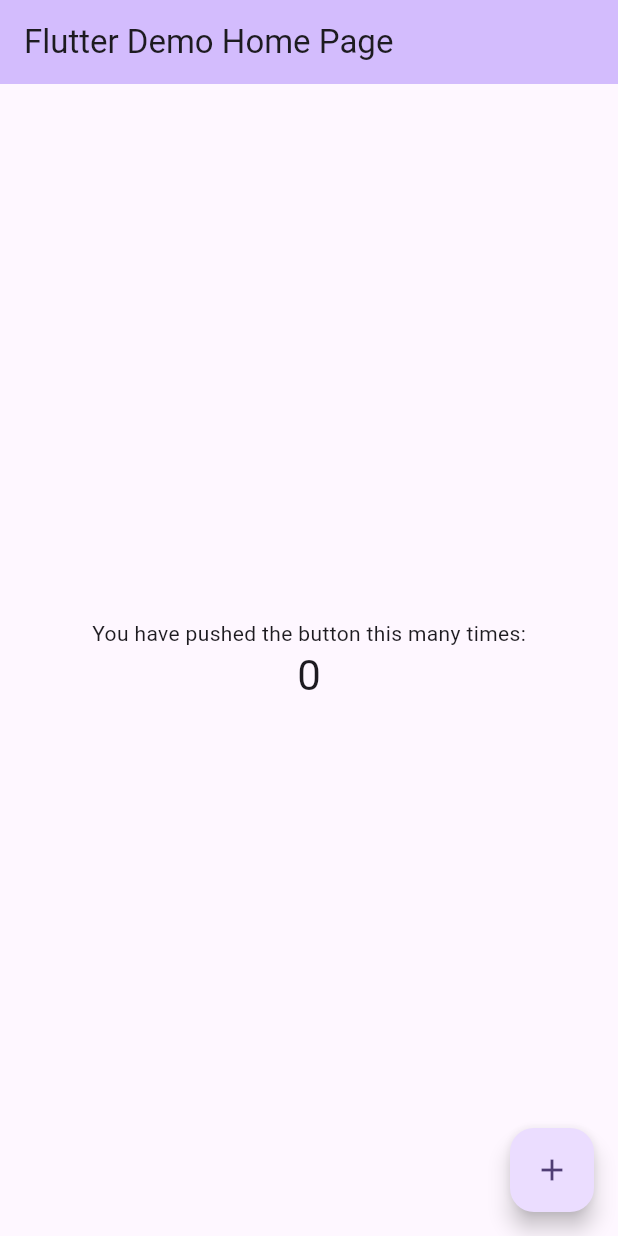
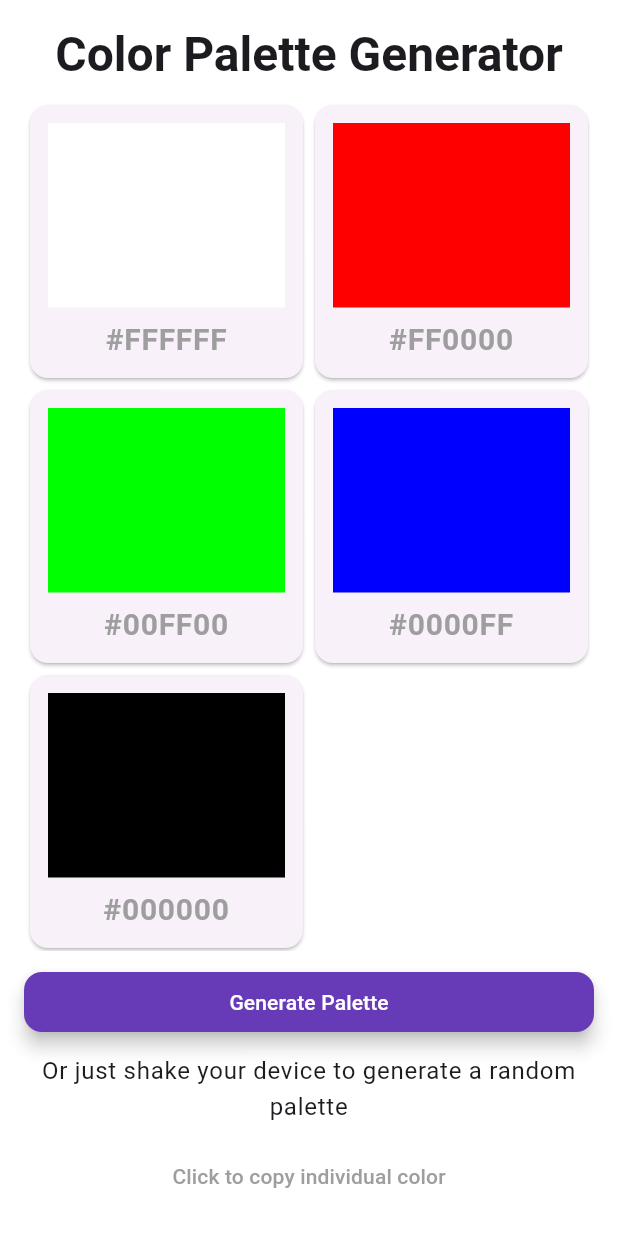
Before and after one commit to tasneem98/Random_color_palette_generator, a Flutter app: the screen it shows after launch, on a phone screen of 412 x 824 dp. Run offline on Flutter 3.47's test engine with Material 3 defaults, Android fonts, the phone set to English and light mode, and no system bars.

Commit message:
Screen-design implementation

```diff
--- a/analysis_options.yaml
+++ b/analysis_options.yaml
@@ -22,7 +22,7 @@ linter:
   # producing the lint.
   rules:
     - library_names
-
+    - trailing_commas: preserve
 
     - prefer_const_constructors
     - prefer_const_literals_to_create_immutables
--- /dev/null
+++ b/lib/core/themes/app_theme.dart
@@ -0,0 +1,33 @@
+import 'package:color_palette_generator/core/utils/constants.dart';
+import 'package:flutter/material.dart';
+
+class AppTheme {
+  static ButtonStyle disabledButtonStyle = ElevatedButton.styleFrom(
+    shape: RoundedRectangleBorder(borderRadius: AppConstants.circularRadius50),
+  );
+
+  static ThemeData lightTheme() => ThemeData(
+    colorScheme: ColorScheme.fromSeed(seedColor: Colors.deepPurple),
+    scaffoldBackgroundColor: Colors.white70,
+    textTheme: const TextTheme(
+      headlineLarge: TextStyle(fontSize: 32.0, fontWeight: FontWeight.bold),
+      labelMedium: TextStyle(
+        fontSize: 20.0,
+        fontWeight: FontWeight.bold,
+        color: Colors.grey,
+      ),
+    ),
+    elevatedButtonTheme: ElevatedButtonThemeData(
+      style: ElevatedButton.styleFrom(
+        backgroundColor: Colors.deepPurple,
+        foregroundColor: Colors.white,
+        elevation: 5.0,
+        shape: RoundedRectangleBorder(
+          borderRadius: AppConstants.circularRadius12,
+        ),
+        disabledBackgroundColor: Colors.white54,
+        disabledForegroundColor: Colors.grey.shade500,
+      ),
+    ),
+  );
+}
--- /dev/null
+++ b/lib/core/utils/constants.dart
@@ -0,0 +1,11 @@
+import 'package:flutter/material.dart';
+
+class AppConstants {
+  static const String appName = 'Color Palette Generator';
+  static const String shakeDeviceLabel =
+      'Or just shake your device to generate a random palette';
+  static const String copyColorHint = 'Click to copy individual color';
+  static const String appVersion = '1.0.0';
+  static BorderRadius circularRadius12 = BorderRadius.circular(12.0);
+  static BorderRadius circularRadius50 = BorderRadius.circular(50);
+}
--- a/lib/main.dart
+++ b/lib/main.dart
@@ -1,4 +1,7 @@
+import 'package:color_palette_generator/core/themes/app_theme.dart';
 import 'package:flutter/material.dart';
+
+import '/screens/home_page.dart';
 
 void main() {
   runApp(const MyApp());
@@ -7,116 +10,8 @@ void main() {
 class MyApp extends StatelessWidget {
   const MyApp({super.key});
 
-  // This widget is the root of your application.
   @override
   Widget build(BuildContext context) {
-    return MaterialApp(
-      title: 'Flutter Demo',
-      theme: ThemeData(
-        // This is the theme of your application.
-        //
-        // TRY THIS: Try running your application with "flutter run". You'll see
-        // the application has a purple toolbar. Then, without quitting the app,
-        // try changing the seedColor in the colorScheme below to Colors.green
-        // and then invoke "hot reload" (save your changes or press the "hot
-        // reload" button in a Flutter-supported IDE, or press "r" if you used
-        // the command line to start the app).
-        //
-        // Notice that the counter didn't reset back to zero; the application
-        // state is not lost during the reload. To reset the state, use hot
-        // restart instead.
-        //
-        // This works for code too, not just values: Most code changes can be
-        // tested with just a hot reload.
-        colorScheme: ColorScheme.fromSeed(seedColor: Colors.deepPurple),
-      ),
-      home: const MyHomePage(title: 'Flutter Demo Home Page'),
-    );
+    return MaterialApp(theme: AppTheme.lightTheme(), home: const HomePage());
   }
 }
-
-class MyHomePage extends StatefulWidget {
-  const MyHomePage({super.key, required this.title});
-
-  // This widget is the home page of your application. It is stateful, meaning
-  // that it has a State object (defined below) that contains fields that affect
-  // how it looks.
-
-  // This class is the configuration for the state. It holds the values (in this
-  // case the title) provided by the parent (in this case the App widget) and
-  // used by the build method of the State. Fields in a Widget subclass are
-  // always marked "final".
-
-  final String title;
-
-  @override
-  State<MyHomePage> createState() => _MyHomePageState();
-}
-
-class _MyHomePageState extends State<MyHomePage> {
-  int _counter = 0;
-
-  void _incrementCounter() {
-    setState(() {
-      // This call to setState tells the Flutter framework that something has
-      // changed in this State, which causes it to rerun the build method below
-      // so that the display can reflect the updated values. If we changed
-      // _counter without calling setState(), then the build method would not be
-      // called again, and so nothing would appear to happen.
-      _counter++;
-    });
-  }
-
-  @override
-  Widget build(BuildContext context) {
-    // This method is rerun every time setState is called, for instance as done
-    // by the _incrementCounter method above.
-    //
-    // The Flutter framework has been optimized to make rerunning build methods
-    // fast, so that you can just rebuild anything that needs updating rather
-    // than having to individually change instances of widgets.
-    return Scaffold(
-      appBar: AppBar(
-        // TRY THIS: Try changing the color here to a specific color (to
-        // Colors.amber, perhaps?) and trigger a hot reload to see the AppBar
-        // change color while the other colors stay the same.
-        backgroundColor: Theme.of(context).colorScheme.inversePrimary,
-        // Here we take the value from the MyHomePage object that was created by
-        // the App.build method, and use it to set our appbar title.
-        title: Text(widget.title),
-      ),
-      body: Center(
-        // Center is a layout widget. It takes a single child and positions it
-        // in the middle of the parent.
-        child: Column(
-          // Column is also a layout widget. It takes a list of children and
-          // arranges them vertically. By default, it sizes itself to fit its
-          // children horizontally, and tries to be as tall as its parent.
-          //
-          // Column has various properties to control how it sizes itself and
-          // how it positions its children. Here we use mainAxisAlignment to
-          // center the children vertically; the main axis here is the vertical
-          // axis because Columns are vertical (the cross axis would be
-          // horizontal).
-          //
-          // TRY THIS: Invoke "debug painting" (choose the "Toggle Debug Paint"
-          // action in the IDE, or press "p" in the console), to see the
-          // wireframe for each widget.
-          mainAxisAlignment: MainAxisAlignment.center,
-          children: <Widget>[
-            const Text('You have pushed the button this many times:'),
-            Text(
-              '$_counter',
-              style: Theme.of(context).textTheme.headlineMedium,
-            ),
-          ],
-        ),
-      ),
-      floatingActionButton: FloatingActionButton(
-        onPressed: _incrementCounter,
-        tooltip: 'Increment',
-        child: const Icon(Icons.add),
-      ), // This trailing comma makes auto-formatting nicer for build methods.
-    );
-  }
-}
--- /dev/null
+++ b/lib/screens/home_page.dart
@@ -0,0 +1,72 @@
+import 'package:color_palette_generator/core/themes/app_theme.dart';
+import 'package:color_palette_generator/core/utils/constants.dart';
+import 'package:color_palette_generator/widgets/card_color.dart';
+import 'package:flutter/material.dart';
+
+class HomePage extends StatelessWidget {
+  const HomePage({super.key});
+
+  @override
+  Widget build(BuildContext context) {
+    final colorListRGB = [
+      [255, 255, 255],
+      [255, 00, 00],
+      [00, 255, 00],
+      [00, 00, 255],
+      [00, 00, 00],
+    ];
+
+    return Scaffold(
+      body: SafeArea(
+        child: Padding(
+          padding: const EdgeInsets.all(16.0),
+          child: Column(
+            crossAxisAlignment: CrossAxisAlignment.stretch,
+            spacing: 10.0,
+            children: [
+              Center(
+                child: Text(
+                  AppConstants.appName,
+                  style: Theme.of(context).textTheme.headlineLarge,
+                ),
+              ),
+
+              Expanded(
+                child: GridView.builder(
+                  itemCount: colorListRGB.length,
+                  gridDelegate: const SliverGridDelegateWithFixedCrossAxisCount(
+                    crossAxisCount: 2,
+                  ),
+                  itemBuilder: (_, index) => CardColor(
+                    color: Color.fromARGB(
+                      255,
+                      colorListRGB[index][0],
+                      colorListRGB[index][1],
+                      colorListRGB[index][2],
+                    ),
+                  ),
+                ),
+              ),
+
+              ElevatedButton(
+                onPressed: () {},
+                child: const Text('Generate Palette'),
+              ),
+
+              Text(
+                AppConstants.shakeDeviceLabel,
+                style: Theme.of(context).textTheme.bodyLarge,
+                textAlign: TextAlign.center,
+              ),
+              ElevatedButton(
+                onPressed: null,
+                style: AppTheme.disabledButtonStyle,
+                child: const Text(AppConstants.copyColorHint),
+              ),
+            ],
+          ),
+        ),
+      ),
+    );
+  }
+}
--- /dev/null
+++ b/lib/widgets/card_color.dart
@@ -0,0 +1,43 @@
+import 'package:flutter/material.dart';
+import 'package:flutter/services.dart';
+
+class CardColor extends StatelessWidget {
+  const CardColor({super.key, required this.color});
+
+  final Color color;
+
+  @override
+  Widget build(BuildContext context) {
+    return InkWell(
+      onTap: () {
+        Clipboard.setData(ClipboardData(text: color.toHexString()));
+      },
+      child: Card(
+        shape: RoundedRectangleBorder(
+          borderRadius: BorderRadius.circular(12.0),
+        ),
+        child: Padding(
+          padding: const EdgeInsets.all(12.0),
+          child: Column(
+            spacing: 8,
+            crossAxisAlignment: CrossAxisAlignment.stretch,
+            children: [
+              Expanded(child: ColoredBox(color: color)),
+              Text(
+                color.toHexString(),
+                style: Theme.of(context).textTheme.labelMedium,
+                textAlign: TextAlign.center,
+              ),
+            ],
+          ),
+        ),
+      ),
+    );
+  }
+}
+
+extension ColorExtension on Color {
+  String toHexString() {
+    return '#${toARGB32().toRadixString(16).substring(2).toUpperCase()}';
+  }
+}
```
Also changed, not shown: 1 other file.
